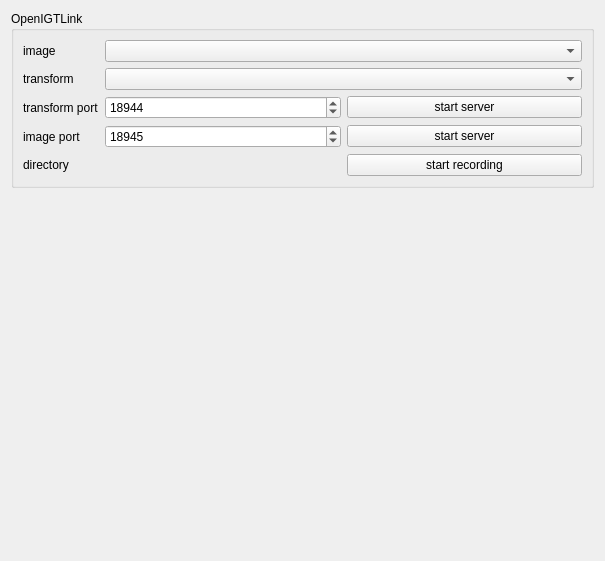
NifTK/NifTK, file Code/Gui/MITK/Modules/niftkIGIGui/Common/QmitkImageAndTransformSenderWidget.ui: the form before one commit.
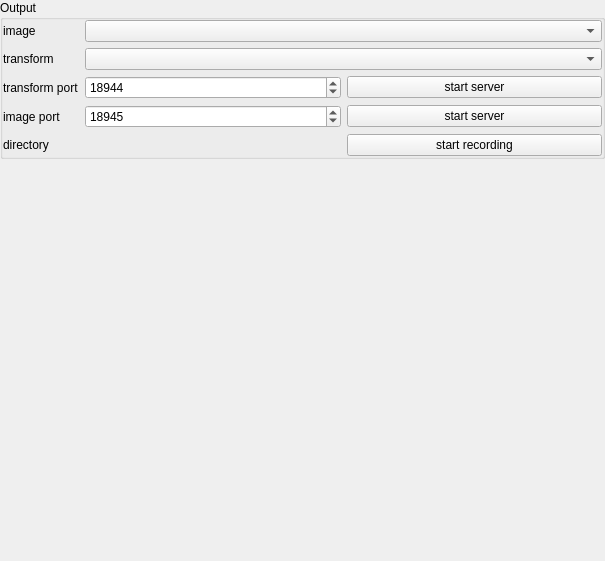
The form after the commit. Custom widgets are drawn as their Qt base class.

Commit message: Bug #3367: Fix layout, directory chooser and rename output group box

Patch:
```diff
--- a/Code/Gui/MITK/Modules/niftkIGIGui/Common/QmitkImageAndTransformSenderWidget.ui
+++ b/Code/Gui/MITK/Modules/niftkIGIGui/Common/QmitkImageAndTransformSenderWidget.ui
@@ -14,14 +14,38 @@
    <string>Form</string>
   </property>
   <layout class="QHBoxLayout" name="horizontalLayout_5">
+   <property name="leftMargin">
+    <number>0</number>
+   </property>
+   <property name="topMargin">
+    <number>0</number>
+   </property>
+   <property name="rightMargin">
+    <number>0</number>
+   </property>
+   <property name="bottomMargin">
+    <number>0</number>
+   </property>
    <item>
     <layout class="QVBoxLayout" name="verticalLayout">
      <item>
       <widget class="ctkCollapsibleGroupBox" name="m_GroupBox">
        <property name="title">
-        <string>OpenIGTLink</string>
+        <string>Output</string>
        </property>
        <layout class="QHBoxLayout" name="horizontalLayout_4">
+        <property name="leftMargin">
+         <number>0</number>
+        </property>
+        <property name="topMargin">
+         <number>0</number>
+        </property>
+        <property name="rightMargin">
+         <number>0</number>
+        </property>
+        <property name="bottomMargin">
+         <number>0</number>
+        </property>
         <item>
          <layout class="QFormLayout" name="formLayout">
           <item row="0" column="0">
```
Left out of the diff: 2 changed lines with no effect on the pictures. The commit also changes 1 other file.
